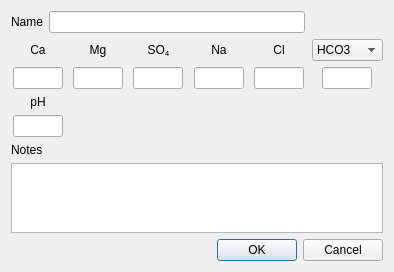
This is ui/waterEditor.ui in Brewtarget/brewtarget as Qt 5 draws it before an edit. The edited form follows.
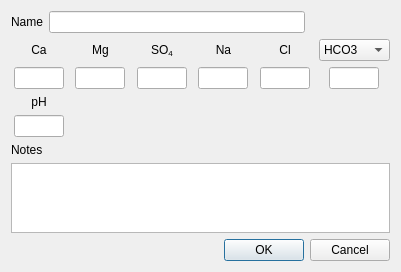
This is the edited form.

The edit to the form file:
```diff
--- a/ui/waterEditor.ui
+++ b/ui/waterEditor.ui
@@ -6,8 +6,8 @@
    <rect>
     <x>0</x>
     <y>0</y>
-    <width>394</width>
-    <height>262</height>
+    <width>401</width>
+    <height>264</height>
    </rect>
   </property>
   <property name="windowTitle">
```
Left out of the diff: 13 changed lines with no effect on the pictures.
